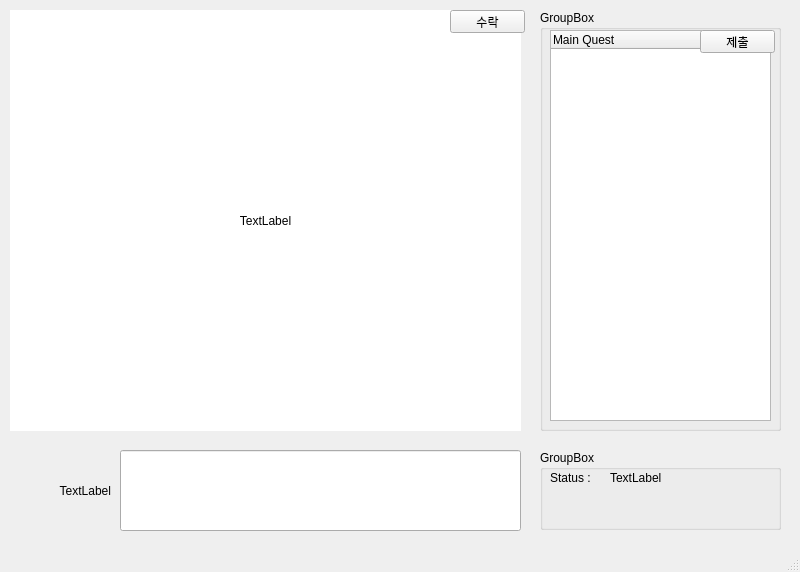
C0mmm4nd3r/CommandGame, file src/core/practice.ui: the form before one commit.
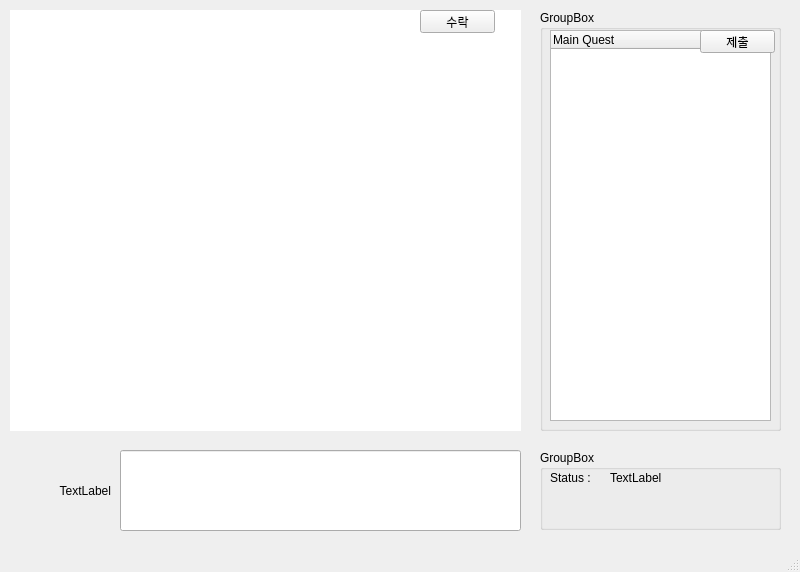
The form after the commit. Icons and pictures are not drawn.

```diff
--- a/src/core/practice.ui
+++ b/src/core/practice.ui
@@ -13,6 +13,9 @@
   <property name="windowTitle">
    <string>MainWindow</string>
   </property>
+  <property name="autoFillBackground">
+   <bool>true</bool>
+  </property>
   <widget class="QWidget" name="centralwidget">
    <widget class="QLineEdit" name="InputBox">
     <property name="geometry">
@@ -33,24 +36,23 @@
       <height>421</height>
      </rect>
     </property>
+    <property name="mouseTracking">
+     <bool>false</bool>
+    </property>
+    <property name="focusPolicy">
+     <enum>Qt::StrongFocus</enum>
+    </property>
+    <property name="autoFillBackground">
+     <bool>false</bool>
+    </property>
+    <property name="styleSheet">
+     <string notr="true">background-image: url(:/logo/lobto.png);</string>
+    </property>
     <property name="frameShape">
      <enum>QFrame::NoFrame</enum>
     </property>
-   </widget>
-   <widget class="QLabel" name="label">
-    <property name="geometry">
-     <rect>
-      <x>10</x>
-      <y>10</y>
-      <width>511</width>
-      <height>421</height>
-     </rect>
-    </property>
-    <property name="text">
-     <string>TextLabel</string>
-    </property>
-    <property name="alignment">
-     <set>Qt::AlignCenter</set>
+    <property name="textInteractionFlags">
+     <set>Qt::LinksAccessibleByKeyboard|Qt::LinksAccessibleByMouse|Qt::TextBrowserInteraction|Qt::TextSelectableByKeyboard|Qt::TextSelectableByMouse</set>
     </property>
    </widget>
    <widget class="QGroupBox" name="groupBox">
@@ -136,7 +138,7 @@
    <widget class="QPushButton" name="Accept">
     <property name="geometry">
      <rect>
-      <x>450</x>
+      <x>420</x>
       <y>10</y>
       <width>75</width>
       <height>23</height>
```
Left out of the diff: 10 changed lines with no effect on the pictures.
